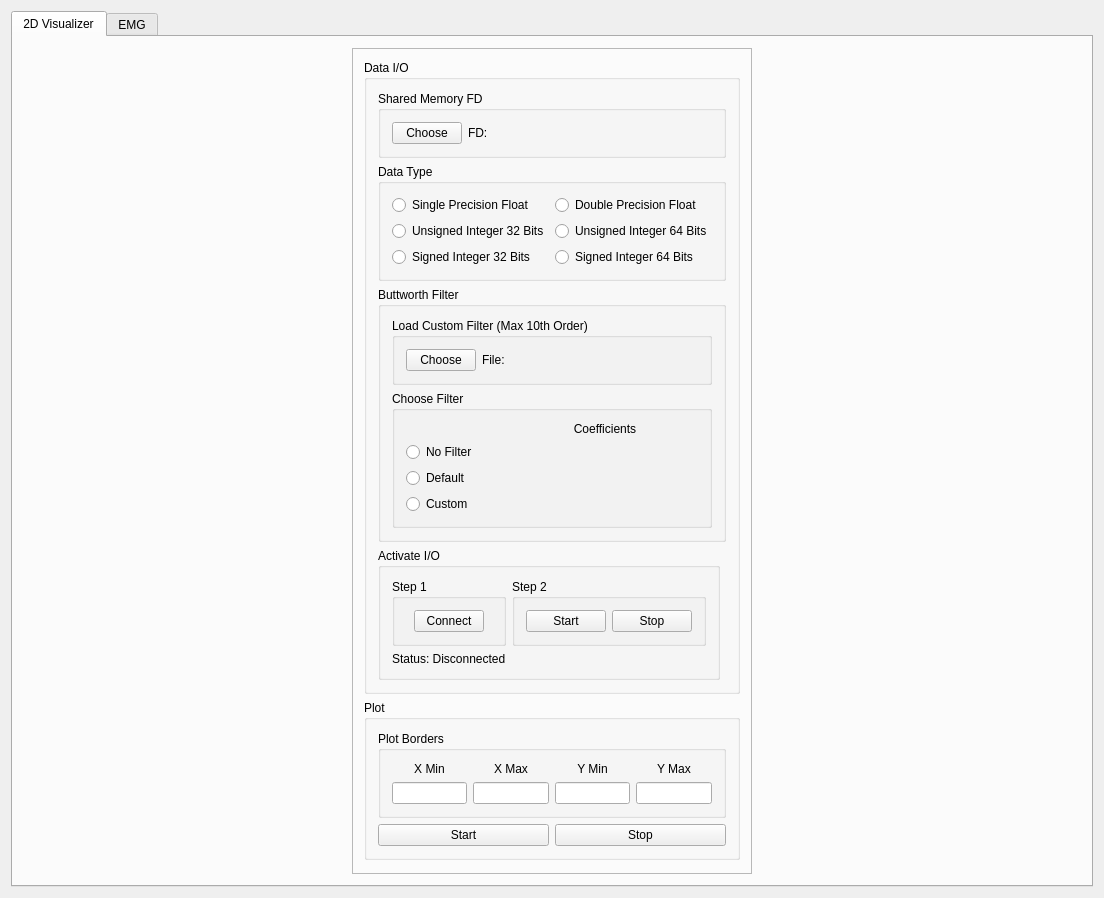
Old version of the form visualizer_app.ui in the repository FatemehZahedi/NMCHRL_Visualizer.
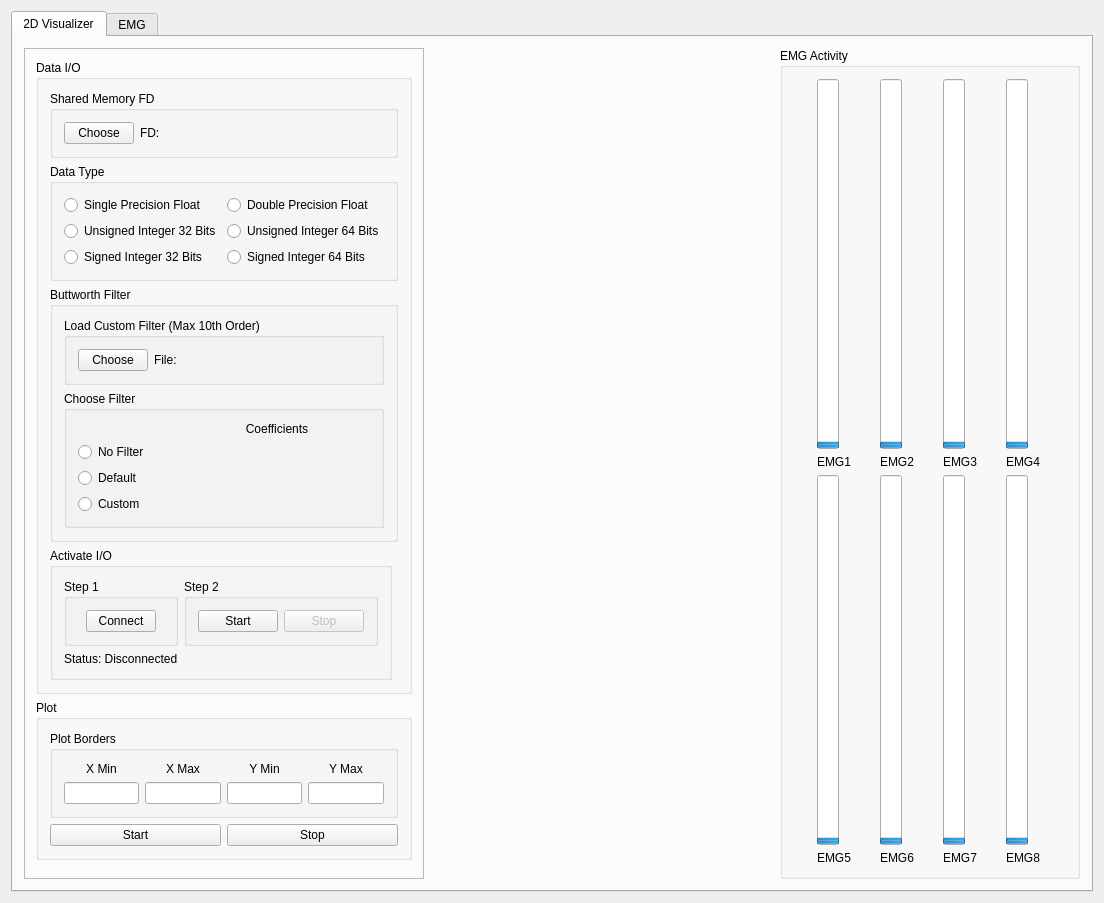
New version of the form.

```diff
--- a/visualizer_app.ui
+++ b/visualizer_app.ui
@@ -7,7 +7,7 @@
     <x>0</x>
     <y>0</y>
     <width>1104</width>
-    <height>834</height>
+    <height>903</height>
    </rect>
   </property>
   <property name="windowTitle">
@@ -315,7 +315,7 @@
                          </widget>
                         </item>
                         <item row="0" column="1">
-                         <widget class="QLabel" name="label">
+                         <widget class="QLabel" name="lbl_coefficientheader">
                           <property name="font">
                            <font>
                             <pointsize>9</pointsize>
@@ -361,6 +361,9 @@
                         </item>
                         <item row="0" column="1">
                          <widget class="QPushButton" name="btn_shmthreadstop">
+                          <property name="enabled">
+                           <bool>false</bool>
+                          </property>
                           <property name="font">
                            <font>
                             <pointsize>9</pointsize>
@@ -573,6 +576,200 @@
               </layout>
              </widget>
             </item>
+            <item>
+             <spacer name="horizontalSpacer">
+              <property name="orientation">
+               <enum>Qt::Horizontal</enum>
+              </property>
+              <property name="sizeHint" stdset="0">
+               <size>
+                <width>40</width>
+                <height>20</height>
+               </size>
+              </property>
+             </spacer>
+            </item>
+            <item>
+             <widget class="QGroupBox" name="groupBox_2">
+              <property name="minimumSize">
+               <size>
+                <width>300</width>
+                <height>0</height>
+               </size>
+              </property>
+              <property name="maximumSize">
+               <size>
+                <width>300</width>
+                <height>16777215</height>
+               </size>
+              </property>
+              <property name="title">
+               <string>EMG Activity</string>
+              </property>
+              <layout class="QGridLayout" name="gridLayout_18">
+               <item row="3" column="3">
+                <widget class="QLabel" name="label_8">
+                 <property name="text">
+                  <string>EMG8</string>
+                 </property>
+                </widget>
+               </item>
+               <item row="1" column="2">
+                <widget class="QLabel" name="label_3">
+                 <property name="text">
+                  <string>EMG3</string>
+                 </property>
+                </widget>
+               </item>
+               <item row="3" column="2">
+                <widget class="QLabel" name="label_7">
+                 <property name="text">
+                  <string>EMG7</string>
+                 </property>
+                </widget>
+               </item>
+               <item row="3" column="0">
+                <widget class="QLabel" name="label_5">
+                 <property name="text">
+                  <string>EMG5</string>
+                 </property>
+                </widget>
+               </item>
+               <item row="1" column="3">
+                <widget class="QLabel" name="label_4">
+                 <property name="text">
+                  <string>EMG4</string>
+                 </property>
+                </widget>
+               </item>
+               <item row="0" column="2">
+                <widget class="QProgressBar" name="progressBar_4">
+                 <property name="value">
+                  <number>1</number>
+                 </property>
+                 <property name="alignment">
+                  <set>Qt::AlignCenter</set>
+                 </property>
+                 <property name="orientation">
+                  <enum>Qt::Vertical</enum>
+                 </property>
+                </widget>
+               </item>
+               <item row="0" column="3">
+                <widget class="QProgressBar" name="progressBar_2">
+                 <property name="value">
+                  <number>1</number>
+                 </property>
+                 <property name="alignment">
+                  <set>Qt::AlignCenter</set>
+                 </property>
+                 <property name="orientation">
+                  <enum>Qt::Vertical</enum>
+                 </property>
+                </widget>
+               </item>
+               <item row="3" column="1">
+                <widget class="QLabel" name="label_6">
+                 <property name="text">
+                  <string>EMG6</string>
+                 </property>
+                </widget>
+               </item>
+               <item row="1" column="0">
+                <widget class="QLabel" name="label">
+                 <property name="text">
+                  <string>EMG1</string>
+                 </property>
+                </widget>
+               </item>
+               <item row="1" column="1">
+                <widget class="QLabel" name="label_2">
+                 <property name="text">
+                  <string>EMG2</string>
+                 </property>
+                </widget>
+               </item>
+               <item row="0" column="0">
+                <widget class="QProgressBar" name="progressBar_6">
+                 <property name="value">
+                  <number>1</number>
+                 </property>
+                 <property name="alignment">
+                  <set>Qt::AlignCenter</set>
+                 </property>
+                 <property name="orientation">
+                  <enum>Qt::Vertical</enum>
+                 </property>
+                </widget>
+               </item>
+               <item row="0" column="1">
+                <widget class="QProgressBar" name="progressBar_5">
+                 <property name="value">
+                  <number>1</number>
+                 </property>
+                 <property name="alignment">
+                  <set>Qt::AlignCenter</set>
+                 </property>
+                 <property name="orientation">
+                  <enum>Qt::Vertical</enum>
+                 </property>
+                </widget>
+               </item>
+               <item row="2" column="0">
+                <widget class="QProgressBar" name="progressBar_8">
+                 <property name="value">
+                  <number>1</number>
+                 </property>
+                 <property name="alignment">
+                  <set>Qt::AlignCenter</set>
+                 </property>
+                 <property name="orientation">
+                  <enum>Qt::Vertical</enum>
+                 </property>
+                </widget>
+               </item>
+               <item row="2" column="1">
+                <widget class="QProgressBar" name="progressBar_7">
+                 <property name="value">
+                  <number>1</number>
+                 </property>
+                 <property name="alignment">
+                  <set>Qt::AlignCenter</set>
+                 </property>
+                 <property name="orientation">
+                  <enum>Qt::Vertical</enum>
+                 </property>
+                </widget>
+               </item>
+               <item row="2" column="2">
+                <widget class="QProgressBar" name="progressBar">
+                 <property name="value">
+                  <number>1</number>
+                 </property>
+                 <property name="alignment">
+                  <set>Qt::AlignCenter</set>
+                 </property>
+                 <property name="orientation">
+                  <enum>Qt::Vertical</enum>
+                 </property>
+                </widget>
+               </item>
+               <item row="2" column="3">
+                <widget class="QProgressBar" name="progressBar_3">
+                 <property name="value">
+                  <number>1</number>
+                 </property>
+                 <property name="alignment">
+                  <set>Qt::AlignCenter</set>
+                 </property>
+                 <property name="orientation">
+                  <enum>Qt::Vertical</enum>
+                 </property>
+                </widget>
+               </item>
+              </layout>
+             </widget>
+            </item>
            </layout>
           </item>
          </layout>
```
